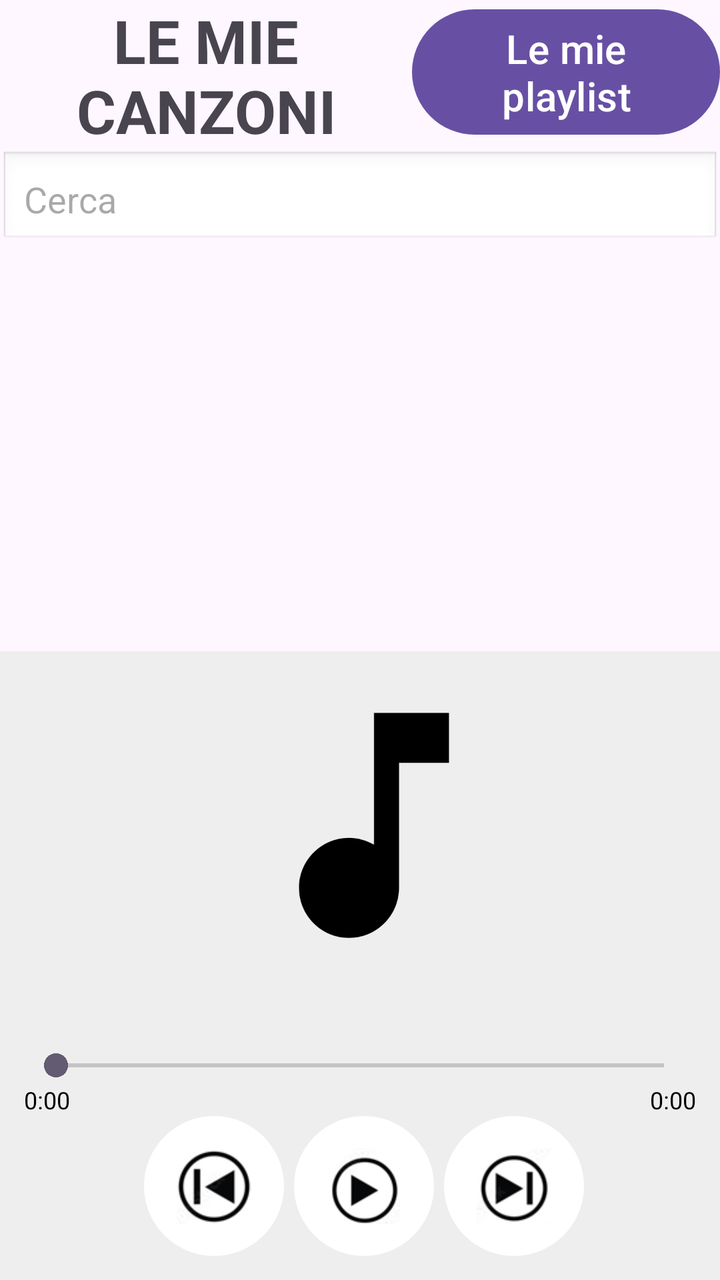
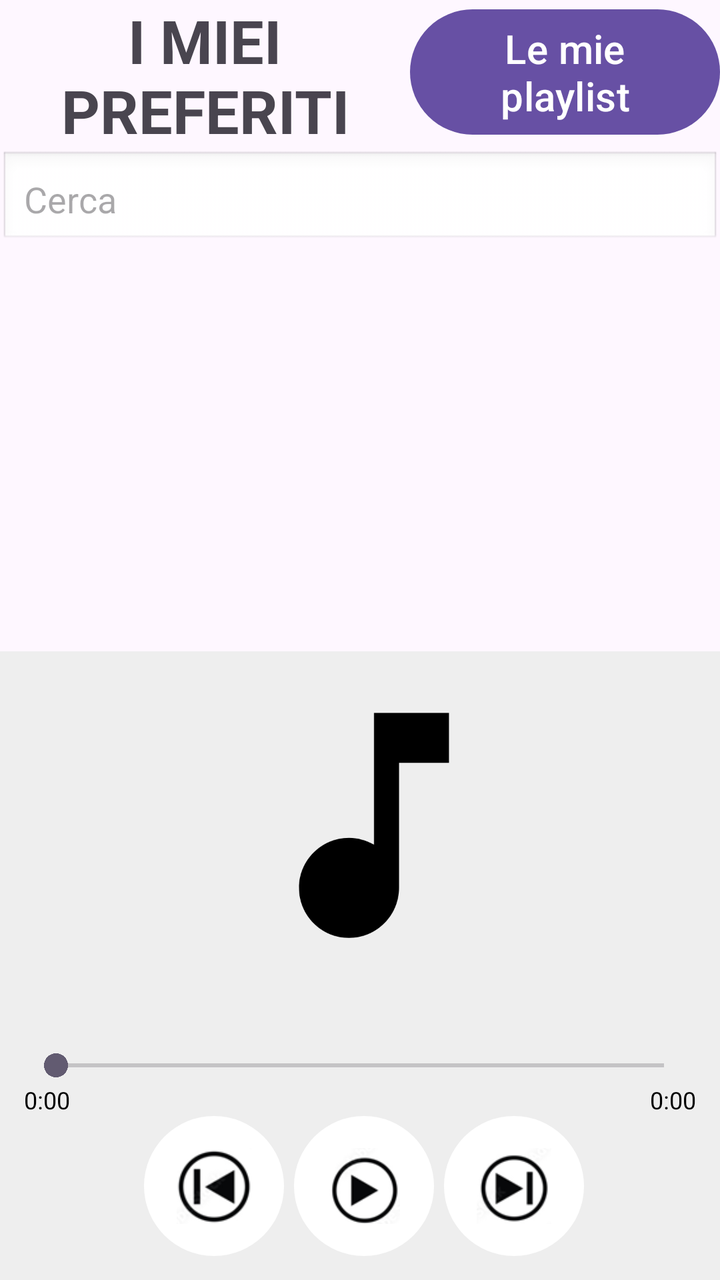

Compare the two renders of this Android layout. The source of the first and the diff that turns it into the second are given below.
<!-- AndroidManifest.xml: application theme Theme.Playlist -->
<!-- res/layout/activity_main.xml -->
<?xml version="1.0" encoding="utf-8"?>
<LinearLayout xmlns:android="http://schemas.android.com/apk/res/android"
    xmlns:app="http://schemas.android.com/apk/res-auto"
    xmlns:tools="http://schemas.android.com/tools"
    android:layout_width="match_parent"
    android:layout_height="match_parent"
    android:orientation="vertical"
    tools:context=".MainActivity">

    <LinearLayout
        android:layout_width="wrap_content"
        android:layout_height="wrap_content"
        android:orientation="horizontal">

        <TextView
            android:id="@+id/textView"
            android:layout_width="match_parent"
            android:layout_height="wrap_content"
            android:layout_weight="1"
            android:text="LE MIE CANZONI"
            android:textAlignment="center"
            android:textSize="30sp"
            android:textStyle="bold" />

        <Button
            android:id="@+id/miePlay"
            android:layout_width="match_parent"
            android:layout_height="wrap_content"
            android:layout_weight="1"
            android:text="Le mie playlist"
            android:textSize="20sp" />
    </LinearLayout>

    <EditText
        android:id="@+id/cercaCnz"
        android:layout_width="match_parent"
        android:layout_height="wrap_content"
        android:background="@android:drawable/edit_text"
        android:ems="10"
        android:hint="Cerca"
        android:inputType="text"
        android:padding="12dp"
        android:textColor="#000000" />

    <androidx.recyclerview.widget.RecyclerView
        android:id="@+id/canzoni"
        android:layout_width="match_parent"
        android:layout_height="match_parent"
        android:layout_weight="1" />

    <LinearLayout
        android:id="@+id/layoutBar"
        android:layout_width="match_parent"
        android:layout_height="wrap_content"
        android:background="#EEEEEE"
        android:orientation="vertical"
        android:padding="12dp">

        <ImageView
            android:id="@+id/copertina2"
            android:layout_width="150dp"
            android:layout_height="150dp"
            android:layout_marginLeft="100dp"
            android:scaleType="centerCrop"
            android:src="@drawable/ic_music_placeholder" />

        <TextView
            android:id="@+id/ora"
            android:layout_width="match_parent"
            android:layout_height="wrap_content"
            android:layout_marginTop="7dp"
            android:textColor="#000000"
            android:textSize="14sp" />

        <SeekBar
            android:id="@+id/bar"
            android:layout_width="match_parent"
            android:layout_height="wrap_content"
            android:layout_marginTop="10dp"
            android:progressTint="#000000" />

        <LinearLayout
            android:layout_width="match_parent"
            android:layout_height="wrap_content"
            android:orientation="horizontal">

            <TextView
                android:id="@+id/tempoAttuale"
                android:layout_width="0dp"
                android:layout_height="wrap_content"
                android:layout_weight="1"
                android:text="0:00"
                android:textColor="#000000"
                android:textSize="12sp" />

            <TextView
                android:id="@+id/tempoTotale"
                android:layout_width="wrap_content"
                android:layout_height="wrap_content"
                android:layout_gravity="end"
                android:text="0:00"
                android:textColor="#000000"
                android:textSize="12sp" />
        </LinearLayout>

        <LinearLayout
            android:layout_width="match_parent"
            android:layout_height="match_parent"
            android:orientation="horizontal"
            android:paddingLeft="60dp">

            <ImageButton
                android:id="@+id/dietro"
                android:layout_width="70dp"
                android:layout_height="70dp"
                android:layout_marginRight="5dp"
                android:background="@drawable/bottone"
                android:padding="16dp"
                android:scaleType="centerInside"
                android:src="@drawable/dietro" />

            <ImageButton
                android:id="@+id/pausePlay"
                android:layout_width="70dp"
                android:layout_height="70dp"
                android:layout_marginRight="5dp"
                android:background="@drawable/bottone"
                android:padding="16dp"
                android:scaleType="centerInside"
                android:src="@drawable/apri" />

            <ImageButton
                android:id="@+id/avanti"
                android:layout_width="70dp"
                android:layout_height="70dp"
                android:background="@drawable/bottone"
                android:padding="16dp"
                android:scaleType="centerInside"
                android:src="@drawable/avanti" />
        </LinearLayout>

    </LinearLayout>
</LinearLayout>
<!-- resources referenced by this layout -->
<resources>
  <!-- drawable apri: png bitmap (drawable, 4647 bytes) -->
  <!-- drawable avanti: png bitmap (drawable, 4647 bytes) -->
  <!-- drawable bottone (drawable) -->
  <?xml version="1.0" encoding="utf-8"?>
  <shape xmlns:android="http://schemas.android.com/apk/res/android"
      android:shape="oval">
      <solid android:color="#FFFFFF"/>
  </shape>
  <!-- drawable dietro: png bitmap (drawable, 5091 bytes) -->
  <!-- drawable ic_music_placeholder (drawable) -->
  <vector android:height="24dp" android:tint="#000000"
      android:viewportHeight="24" android:viewportWidth="24"
      android:width="24dp" xmlns:android="http://schemas.android.com/apk/res/android">
      <path android:fillColor="@android:color/white" android:pathData="M12,3v10.55c-0.59,-0.34 -1.27,-0.55 -2,-0.55 -2.21,0 -4,1.79 -4,4s1.79,4 4,4 4,-1.79 4,-4V7h4V3h-6z"/>
  </vector>
  <style name="Theme.Playlist" parent="Base.Theme.Playlist" />
  <style name="Base.Theme.Playlist" parent="Theme.Material3.DayNight.NoActionBar">
          
          
      </style>
</resources>

<!-- the commit's change to res/layout/activity_main.xml (unified diff, before → after) -->
@@ -17,7 +17,7 @@
             android:layout_width="match_parent"
             android:layout_height="wrap_content"
             android:layout_weight="1"
-            android:text="LE MIE CANZONI"
+            android:text="I MIEI PREFERITI"
             android:textAlignment="center"
             android:textSize="30sp"
             android:textStyle="bold" />
